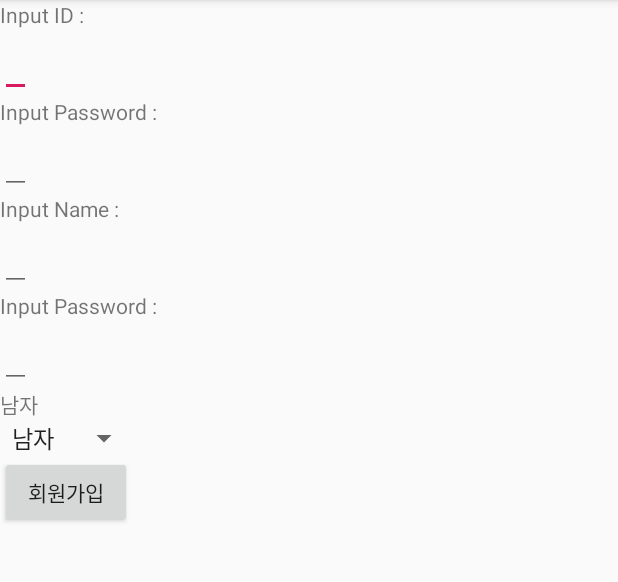
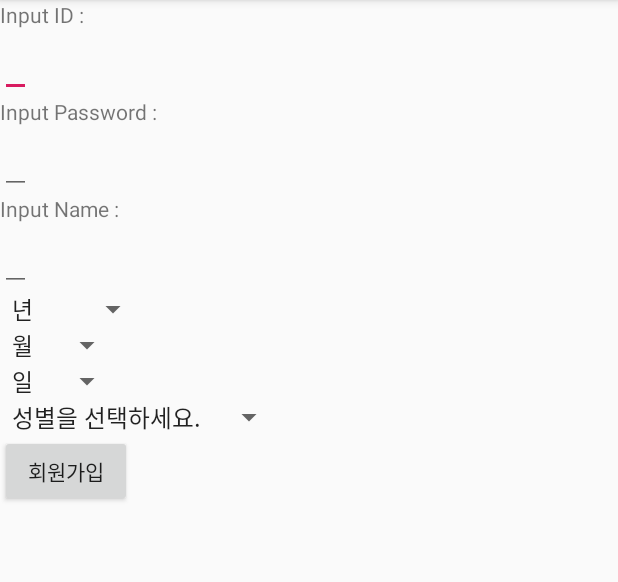
Before and after one commit to JHLee0211/UEx, an Android app: the SignUpActivity screen opened directly, with no data from a screen before it, on a phone screen of 412 x 824 dp, the part 84-666 px from its top. Run offline under Robolectric (Android 15) with nearby library versions, the phone set to English and light mode, and no system bars.

Commit message:
19/08/24 15:41

```diff
--- a/demo_94/app/src/main/java/com/example/Activity/PHPRequest.java
+++ b/demo_94/app/src/main/java/com/example/Activity/PHPRequest.java
@@ -30,9 +30,9 @@ public class PHPRequest {
         return jsonHtml.toString().trim();
     }
 
-    public String PhPtest(final String data1, final String data2) {
+    public String PhPtest(final String id, final String password, final String name, final String birth, final String sex) {
         try {
-            String postData = "id=" + data1 + "&" + "password=" + data2;
+            String postData = "id=" + id + "&" + "password=" + password + "&" + "name=" + name + "&" + "birth=" + birth + "&" + "sex=" + sex;
             HttpURLConnection conn = (HttpURLConnection)url.openConnection();
             conn.setRequestProperty("Content-Type", "application/x-www-form-urlencoded");
             conn.setRequestMethod("POST");
--- a/demo_94/app/src/main/java/com/example/Activity/SignUpActivity.java
+++ b/demo_94/app/src/main/java/com/example/Activity/SignUpActivity.java
@@ -19,19 +19,23 @@ import android.widget.Toast;
 import com.example.demo_94.R;
 
 import java.net.MalformedURLException;
+import java.util.Calendar;
 
 public class SignUpActivity extends AppCompatActivity {
     private EditText id, password, name;
-    private TextView sex;
-    private Spinner sexspinner;
+    private Spinner sexspinner, yearspinner, monthspinner, dayspinner;
     private Button btn_signup;
     private String curip = new getIP().getInstance();
-    private String sexes[] = {"남자", "여자"};
+    private String sexes[] = {"성별을 선택하세요.", "남자", "여자"};
+    private String years[], months[], days[];
+    private TextView test;
 
     @Override
     protected void onCreate(Bundle savedInstanceState) {
         super.onCreate(savedInstanceState);
         setContentView(R.layout.activity_sign_up);
+
+        init();
 
         Intent intent = getIntent();
         Log.d("ACTIVITY_LC", intent.getStringExtra("message"));
@@ -39,23 +43,69 @@ public class SignUpActivity extends AppCompatActivity {
         id = (EditText)findViewById(R.id.signup_edit_id);
         password = (EditText)findViewById(R.id.signup_edit_password);
         name = (EditText)findViewById(R.id.signup_edit_name);
-        sex = (TextView)findViewById(R.id.signup_text_sex);
         sexspinner = (Spinner)findViewById(R.id.signup_spinner_sex);
+        yearspinner = (Spinner)findViewById(R.id.signup_spinner_year);
+        monthspinner = (Spinner)findViewById(R.id.signup_spinner_month);
+        dayspinner = (Spinner)findViewById(R.id.signup_spinner_day);
         btn_signup = (Button)findViewById(R.id.signup_button_signupButton);
 
-        ArrayAdapter<String> arrayAdapter = new ArrayAdapter<>(this, android.R.layout.simple_spinner_item, sexes);
-        arrayAdapter.setDropDownViewResource(R.layout.support_simple_spinner_dropdown_item);
-        sexspinner.setAdapter(arrayAdapter);
+        ArrayAdapter<String> dayAdapter = new ArrayAdapter<>(this, android.R.layout.simple_spinner_item, days);
+        dayAdapter.setDropDownViewResource(R.layout.support_simple_spinner_dropdown_item);
+        dayspinner.setAdapter(dayAdapter);
+
+        dayspinner.setOnItemSelectedListener(new AdapterView.OnItemSelectedListener() {
+            @Override
+            public void onItemSelected(AdapterView<?> adapterView, View view, int i, long l) {
+            }
+
+            @Override
+            public void onNothingSelected(AdapterView<?> adapterView) {
+                dayspinner.setSelection(1);
+            }
+        });
+
+        ArrayAdapter<String> monthAdapter = new ArrayAdapter<>(this, android.R.layout.simple_spinner_item, months);
+        monthAdapter.setDropDownViewResource(R.layout.support_simple_spinner_dropdown_item);
+        monthspinner.setAdapter(monthAdapter);
+
+        monthspinner.setOnItemSelectedListener(new AdapterView.OnItemSelectedListener() {
+            @Override
+            public void onItemSelected(AdapterView<?> adapterView, View view, int i, long l) {
+            }
+
+            @Override
+            public void onNothingSelected(AdapterView<?> adapterView) {
+                monthspinner.setSelection(1);
+            }
+        });
+
+        ArrayAdapter<String> yearAdapter = new ArrayAdapter<>(this, android.R.layout.simple_spinner_item, years);
+        yearAdapter.setDropDownViewResource(R.layout.support_simple_spinner_dropdown_item);
+        yearspinner.setAdapter(yearAdapter);
+
+        yearspinner.setOnItemSelectedListener(new AdapterView.OnItemSelectedListener() {
+            @Override
+            public void onItemSelected(AdapterView<?> adapterView, View view, int i, long l) {
+            }
+
+            @Override
+            public void onNothingSelected(AdapterView<?> adapterView) {
+                yearspinner.setSelection(1);
+            }
+        });
+
+        ArrayAdapter<String> sexAdapter = new ArrayAdapter<>(this, android.R.layout.simple_spinner_item, sexes);
+        sexAdapter.setDropDownViewResource(R.layout.support_simple_spinner_dropdown_item);
+        sexspinner.setAdapter(sexAdapter);
 
         sexspinner.setOnItemSelectedListener(new AdapterView.OnItemSelectedListener() {
             @Override
             public void onItemSelected(AdapterView<?> adapterView, View view, int i, long l) {
-                sex.setText(sexes[i]);
             }
 
             @Override
             public void onNothingSelected(AdapterView<?> adapterView) {
-                sex.setText("성별을 선택하세요.");
+                sexspinner.setSelection(1);
             }
         });
 
@@ -63,12 +113,18 @@ public class SignUpActivity extends AppCompatActivity {
             public void onClick(View v) {
                 try {
                     PHPRequest request = new PHPRequest("http://"+curip+"/SSAFYProject/customerinformation_insert.php");
-                    String result = request.PhPtest(String.valueOf(id.getText()),String.valueOf(password.getText()));
+                    String curid = String.valueOf(id.getText());
+                    String curpassword = String.valueOf(password.getText());
+                    String curname = String.valueOf(name.getText());
+                    String curbirth = yearspinner.getSelectedItem().toString() + "-" + monthspinner.getSelectedItem().toString() + "-" + dayspinner.getSelectedItem().toString();
+                    String cursex = sexspinner.getSelectedItem().toString();
+                    String result = request.PhPtest(curid, curpassword, curname, curbirth, cursex);
                     if(result.equals("1")){
                         Toast.makeText(getApplication(),"들어감",Toast.LENGTH_SHORT).show();
                         AlertDialog.Builder alert = new AlertDialog.Builder(SignUpActivity.this);
                         alert.setTitle("Error");
-                        alert.setMessage("회원가입에 성공했습니다.");
+                        //alert.setMessage("회원가입에 성공했습니다.");
+                        alert.setMessage(curid + " " + curpassword + " " + curname + " " + curbirth + " " + cursex);
                         alert.setPositiveButton("확인", new DialogInterface.OnClickListener() {
                             @Override
                             public void onClick(DialogInterface dialogInterface, int i) {
@@ -94,7 +150,46 @@ public class SignUpActivity extends AppCompatActivity {
                 catch (MalformedURLException e) {
                     e.printStackTrace();
                 }
+                catch (NumberFormatException e) {
+                    e.printStackTrace();
+                    AlertDialog.Builder alert = new AlertDialog.Builder(SignUpActivity.this);
+                    alert.setTitle("Error");
+                    alert.setMessage("생년월일을 확인해 주세요");
+                    alert.setPositiveButton("확인", new DialogInterface.OnClickListener() {
+                        @Override
+                        public void onClick(DialogInterface dialogInterface, int i) {
+                        }
+                    });
+                    alert.show();
+                }
             }
         });
     }
+
+    private void init() {
+        years = new String[101];
+        years[0] = "년";
+        int curyear = Calendar.getInstance().get(Calendar.YEAR);
+        for(int i=1; i<years.length; i++) {
+            years[i] = curyear--+"";
+        }
+
+        months = new String[13];
+        months[0] = "월";
+        for(int i=1; i<months.length; i++) {
+            String temp = i+"";
+            if(temp.length() == 1)
+                temp = "0" + temp;
+            months[i] = temp;
+        }
+
+        days = new String[32];
+        days[0] = "일";
+        for(int i=1; i<days.length; i++) {
+            String temp = i+"";
+            if(temp.length() == 1)
+                temp = "0"+temp;
+            days[i] = temp;
+        }
+    }
 }
--- a/demo_94/app/src/main/java/com/example/Activity/getIP.java
+++ b/demo_94/app/src/main/java/com/example/Activity/getIP.java
@@ -4,7 +4,7 @@ public class getIP {
     private String curip;
 
     public getIP() {
-        this.curip = "192.168.0.9";
+        this.curip = "192.168.0.11";
     }
 
     public String getInstance() {
--- a/demo_94/app/src/main/res/layout/activity_sign_up.xml
+++ b/demo_94/app/src/main/res/layout/activity_sign_up.xml
@@ -44,24 +44,20 @@
         android:layout_width="wrap_content"
         android:layout_height="wrap_content" />
 
-    <TextView
-        android:id="@+id/signup_text_birth"
-        android:text="Input Password : "
+    <Spinner
+        android:id="@+id/signup_spinner_year"
         android:layout_width="wrap_content"
-        android:layout_height="wrap_content"
-        />
+        android:layout_height="wrap_content"></Spinner>
 
-    <EditText
-        android:id="@+id/signup_edit_birth"
+    <Spinner
+        android:id="@+id/signup_spinner_month"
         android:layout_width="wrap_content"
-        android:layout_height="wrap_content" />
+        android:layout_height="wrap_content"></Spinner>
 
-    <TextView
-        android:id="@+id/signup_text_sex"
-        android:text="성별을 선택하세요."
+    <Spinner
+        android:id="@+id/signup_spinner_day"
         android:layout_width="wrap_content"
-        android:layout_height="wrap_content"
-        />
+        android:layout_height="wrap_content"></Spinner>
 
     <Spinner
         android:id="@+id/signup_spinner_sex"
@@ -74,4 +70,9 @@
         android:layout_height="wrap_content"
         android:text="회원가입" />
 
+    <TextView
+        android:id="@+id/signup_text_testtext"
+        android:layout_width="wrap_content"
+        android:layout_height="wrap_content" />
+
 </LinearLayout>
```
Also changed, not shown: 2 other files.
